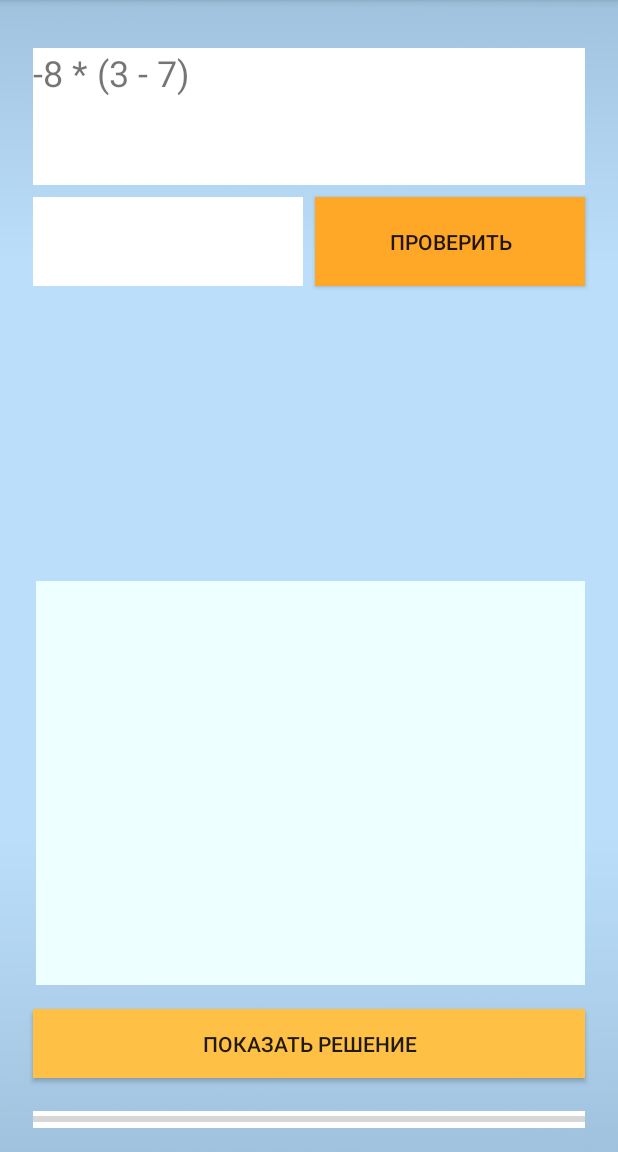
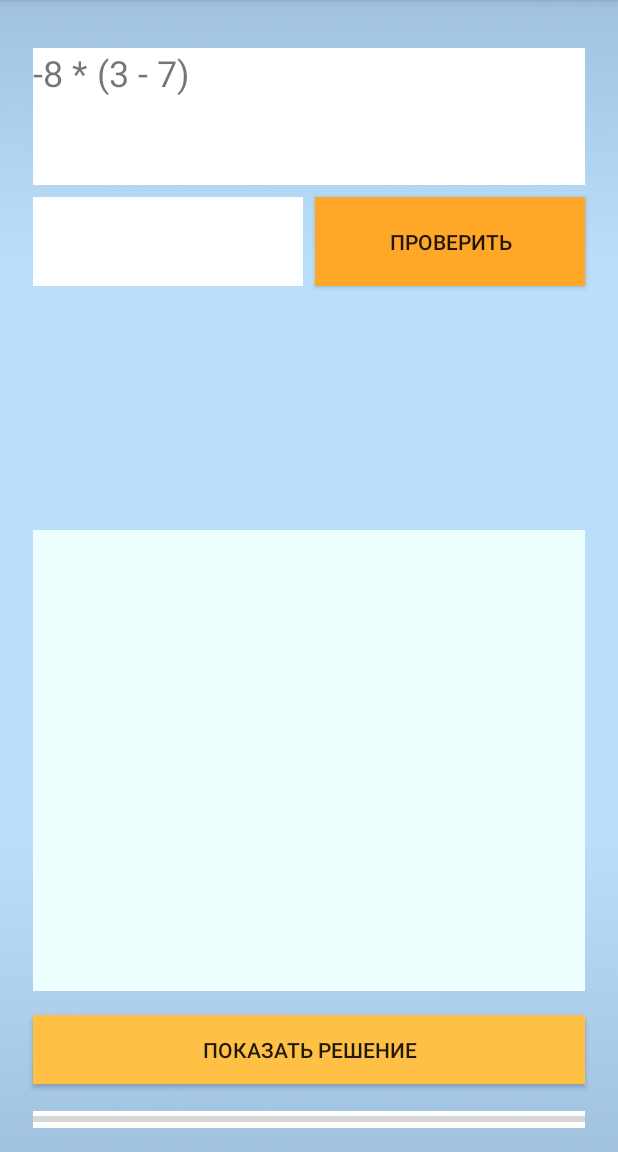
Before and after one commit to novikov-dm/InnoProject2019, an Android app: the screen it shows after launch (MainActivity), on a phone screen of 412 x 824 dp, the part 84-1236 px from its top. Run offline under Robolectric (Android 15) with nearby library versions, the phone set to English and light mode, and no system bars.

Commit message:
+экран с информацией

```diff
--- a/app/src/main/AndroidManifest.xml
+++ b/app/src/main/AndroidManifest.xml
@@ -17,6 +17,10 @@
                 <category android:name="android.intent.category.LAUNCHER" />
             </intent-filter>
         </activity>
+        <activity android:name=".InfoActivity"
+            android:screenOrientation="portrait">
+
+        </activity>
     </application>
 
 </manifest>
--- a/app/src/main/java/com/example/firstproject/MainActivity.java
+++ b/app/src/main/java/com/example/firstproject/MainActivity.java
@@ -6,6 +6,7 @@
 import android.view.View;
 import android.widget.Button;
 import android.widget.EditText;
+import android.widget.ImageView;
 import android.widget.TextView;
 import android.widget.Toast;
 
@@ -21,6 +22,7 @@
     private EditText mEdit;
     private Button mBut;
     private Button mDec;
+    private ImageView mWrong;
 
     String line;
     int count = 0;
--- a/app/src/main/java/com/example/firstproject/Tester.java
+++ b/app/src/main/java/com/example/firstproject/Tester.java
@@ -2,8 +2,8 @@
 
 public class Tester {
 
-    private final String TRUE = "Правильно";
-    private final String FALSE = "Неправильно";
+    private final String TRUE = "";
+    private final String FALSE = "";
 
     private String question;
     private String answer;
--- a/app/src/main/res/layout/activity_main.xml
+++ b/app/src/main/res/layout/activity_main.xml
@@ -9,17 +9,17 @@
 
     <TextView
         android:id="@+id/textViewMark"
-        android:layout_width="366dp"
-        android:layout_height="269dp"
+        android:layout_width="0dp"
+        android:layout_height="307dp"
         android:layout_marginStart="22dp"
         android:layout_marginEnd="22dp"
-        android:layout_marginBottom="84dp"
+        android:layout_marginBottom="80dp"
         android:background="#eeffff"
         android:text="  "
         android:textSize="24sp"
         app:layout_constraintBottom_toTopOf="@+id/progressBar"
         app:layout_constraintEnd_toEndOf="parent"
-        app:layout_constraintHorizontal_bias="1.0"
+        app:layout_constraintHorizontal_bias="0.0"
         app:layout_constraintStart_toStartOf="parent" />
 
     <EditText
@@ -62,12 +62,13 @@
         android:layout_width="0dp"
         android:layout_height="91dp"
         android:layout_marginStart="22dp"
+        android:layout_marginLeft="22dp"
         android:layout_marginTop="32dp"
         android:layout_marginEnd="22dp"
+        android:layout_marginRight="22dp"
         android:layout_marginBottom="16dp"
         android:background="#ffffff"
         android:hint="Вопрос"
-        android:scrollbarAlwaysDrawVerticalTrack="true"
         android:scrollHorizontally="true"
         android:text="  "
         android:textSize="24sp"
```
Also changed, not shown: app/src/main/java/com/example/firstproject/InfoActivity.java (added, +13 -0 lines), app/src/main/res/layout/activity_info.xml (added, +12 -0 lines).
